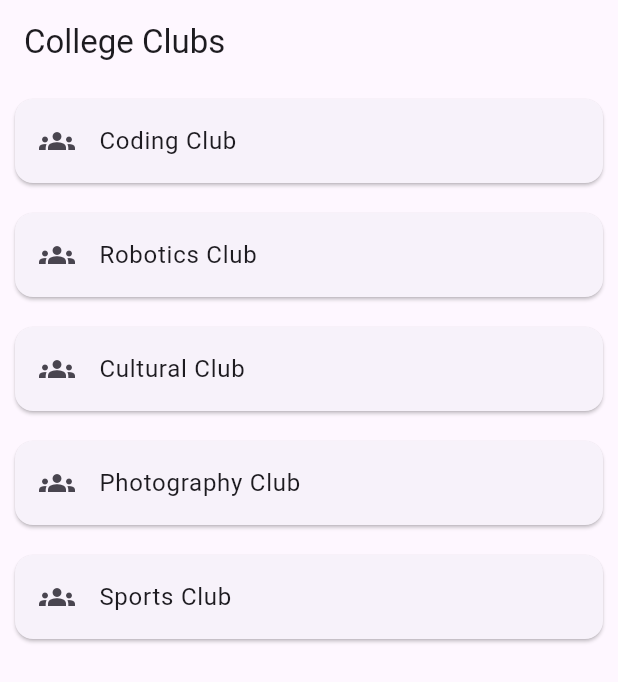
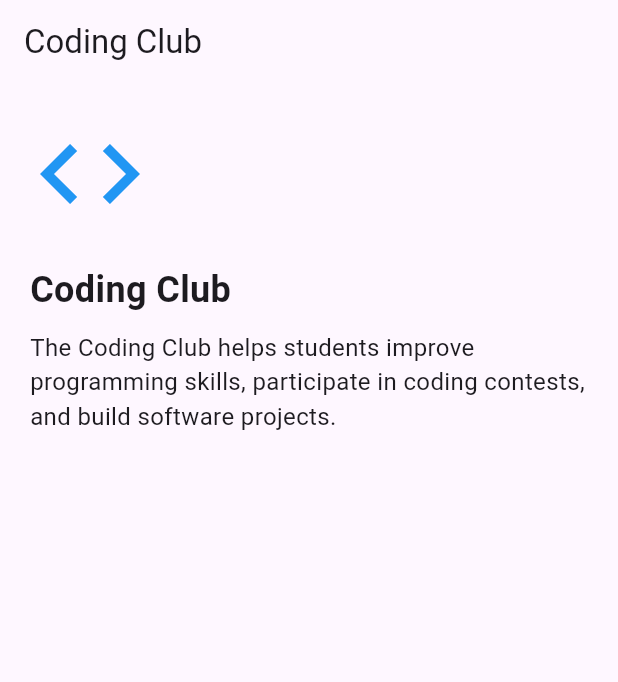
Before and after one commit to Satwika-y1/college-club-manager, a Flutter app: the screen it shows after launch, on a phone screen of 412 x 824 dp. Shown: the top 682 px of the screen. Run offline on Flutter 3.47's test engine with Material 3 defaults, Android fonts, the light colour scheme and no system bars.

Commit message:
Added club details screen

```diff
--- a/lib/main.dart
+++ b/lib/main.dart
@@ -1,5 +1,5 @@
 import 'package:flutter/material.dart';
-import 'screens/clubs_screen.dart';
+import 'screens/club_details_screen.dart';
 
 void main() {
   runApp(const CollegeClubManagerApp());
@@ -16,7 +16,7 @@ class CollegeClubManagerApp extends StatelessWidget {
       theme: ThemeData(
         primarySwatch: Colors.blue,
       ),
-      home: const ClubsScreen(),
+      home: const ClubDetailsScreen(),
     );
   }
 }
--- /dev/null
+++ b/lib/screens/club_details_screen.dart
@@ -0,0 +1,40 @@
+import 'package:flutter/material.dart';
+
+class ClubDetailsScreen extends StatelessWidget {
+  const ClubDetailsScreen({super.key});
+
+  @override
+  Widget build(BuildContext context) {
+    return Scaffold(
+      appBar: AppBar(
+        title: const Text("Coding Club"),
+      ),
+      body: const Padding(
+        padding: EdgeInsets.all(20),
+        child: Column(
+          crossAxisAlignment: CrossAxisAlignment.start,
+          children: [
+            Icon(
+              Icons.code,
+              size: 80,
+              color: Colors.blue,
+            ),
+            SizedBox(height: 20),
+            Text(
+              "Coding Club",
+              style: TextStyle(
+                fontSize: 24,
+                fontWeight: FontWeight.bold,
+              ),
+            ),
+            SizedBox(height: 10),
+            Text(
+              "The Coding Club helps students improve programming skills, participate in coding contests, and build software projects.",
+              style: TextStyle(fontSize: 16),
+            ),
+          ],
+        ),
+      ),
+    );
+  }
+}
```
